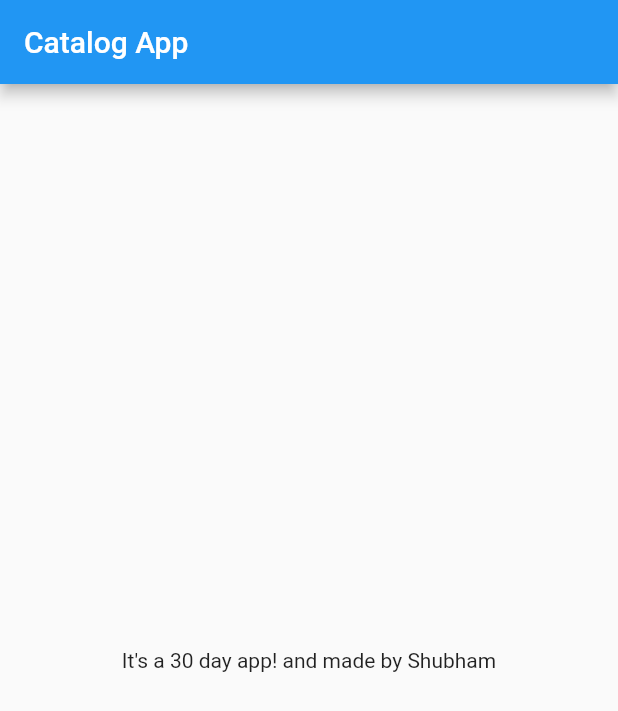
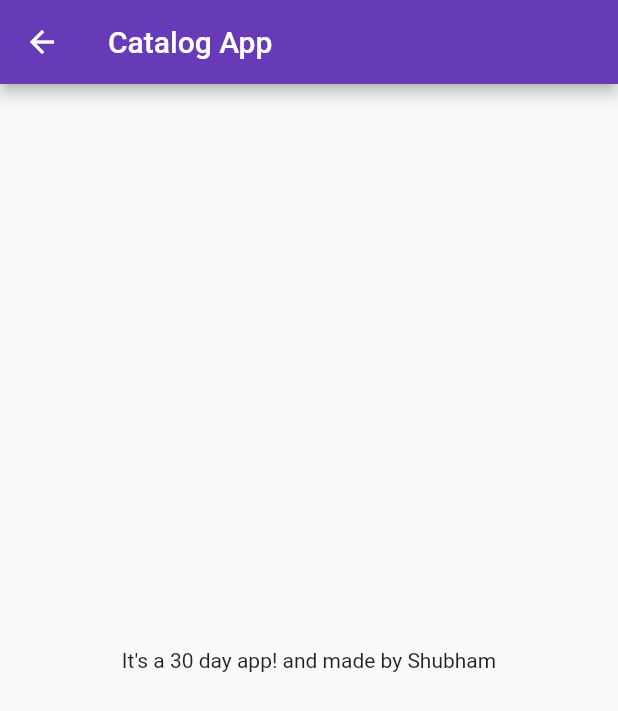
Before and after one commit to dev-shubhamkumar/Catalog-App, a Flutter app: the screen it shows after launch, on a phone screen of 412 x 824 dp. Shown: the top 711 px of the screen. Run offline on Flutter 3.47's test engine with Material 2 defaults, Android fonts, the phone set to English and light mode, and no system bars.

Commit message:
First Commit

```diff
--- a/lib/main.dart
+++ b/lib/main.dart
@@ -1,5 +1,7 @@
 import 'package:flutter/material.dart';
-import 'home_page.dart';
+
+import 'pages/login_page.dart';
+import 'pages/home_page.dart';
 
 void main() {
   runApp(MyApp());
@@ -9,7 +11,16 @@ class MyApp extends StatelessWidget {
   @override
   Widget build(BuildContext context) {
     return MaterialApp(
-      home: HomePage(),
+      themeMode: ThemeMode.light,
+      theme: ThemeData(primarySwatch: Colors.deepPurple),
+      darkTheme: ThemeData(
+        brightness: Brightness.dark,
+      ),
+      initialRoute: "/home",
+      routes: {
+        "/": (context) => LoginPage(),
+        "/home": (context) => HomePage(),
+      },
     );
   }
 }
```
Also changed, not shown: lib/pages/login_page.dart (added, +19 -0 lines), lib/pages/home_page.dart (renamed from lib/home_page.dart).
